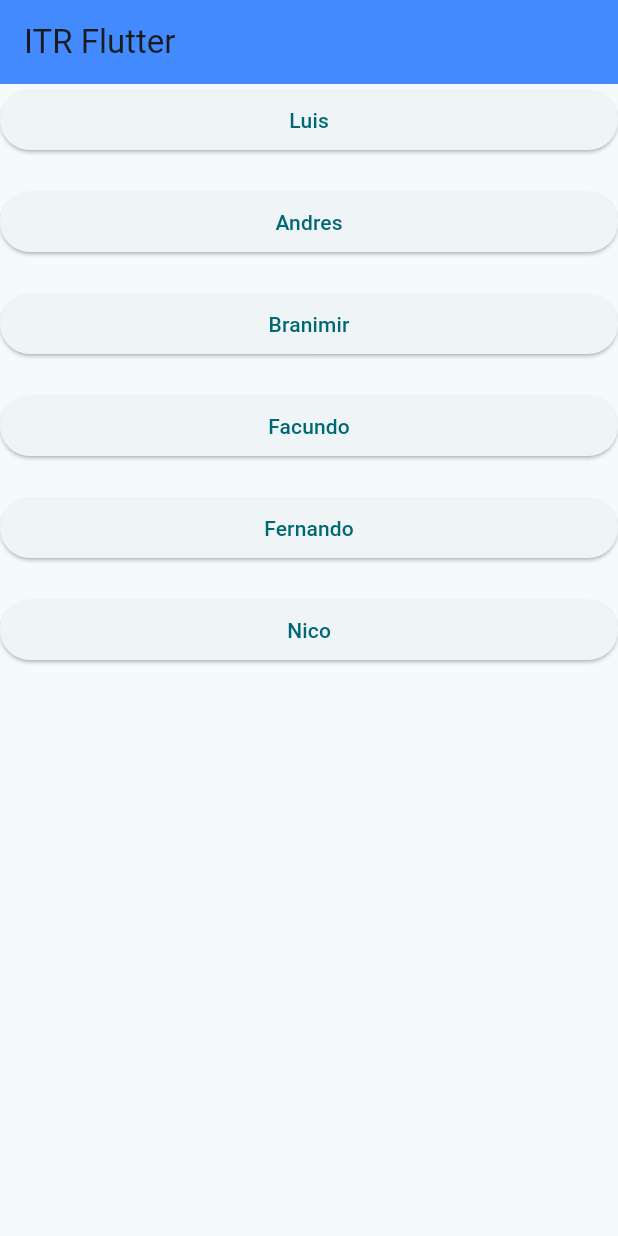
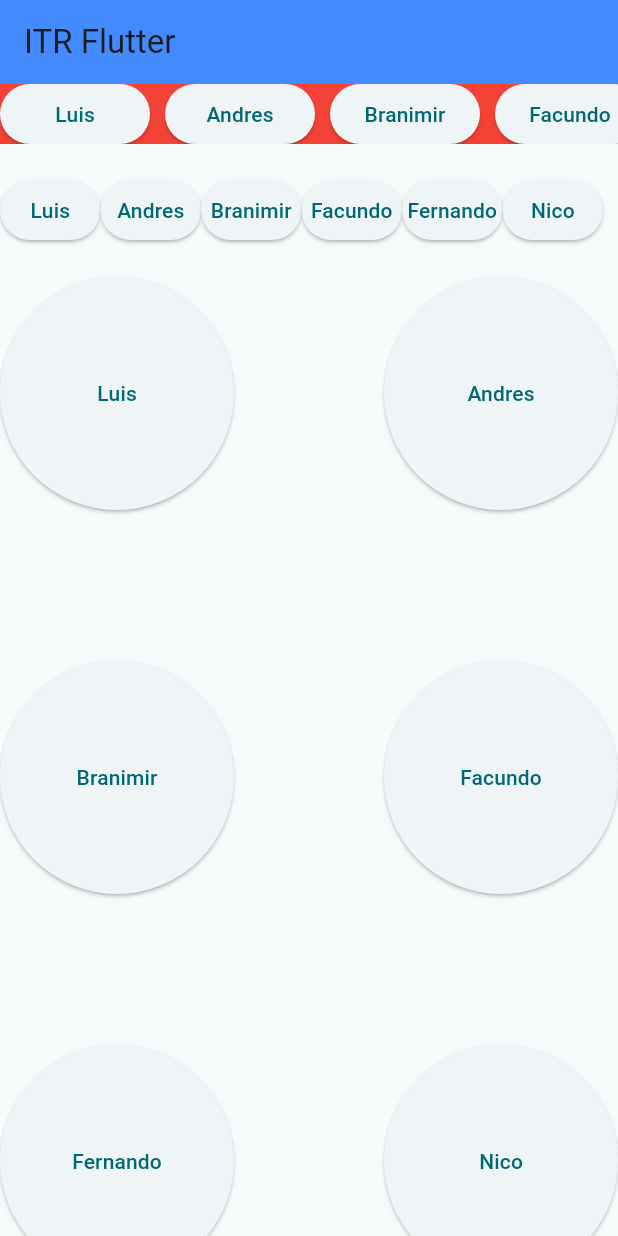
Before and after one commit to maujpok/itr-flutter-course, a Flutter app: the screen it shows after launch, on a phone screen of 412 x 824 dp. Run offline on Flutter 3.47's test engine with Material 3 defaults, Android fonts, the phone set to English and light mode, and no system bars.

Commit message:
list view + custom button

```diff
--- /dev/null
+++ b/lib/data/static/login_students.dart
@@ -0,0 +1,23 @@
+import 'package:flutter/material.dart';
+import 'package:itr_course_app/homework/Andres_Conde/login_screen.dart';
+import 'package:itr_course_app/homework/facundo_pineda/login_screen.dart';
+import 'package:itr_course_app/homework/fazzari_branimir/login_screen.dart';
+import 'package:itr_course_app/homework/fernando_villegas/login_screen.dart';
+import 'package:itr_course_app/homework/luis_carrillo/login_screen.dart';
+import 'package:itr_course_app/homework/nicolas_vidable/login_screen.dart';
+
+final items = <StudentLogins>[
+  StudentLogins(name: 'Luis', loginWidget: const LoginScreenLuis()),
+  StudentLogins(name: 'Andres', loginWidget: const LoginScreenAndres()),
+  StudentLogins(name: 'Branimir', loginWidget: const LoginScreenBranimir()),
+  StudentLogins(name: 'Facundo', loginWidget: const LoginScreenFacu()),
+  StudentLogins(name: 'Fernando', loginWidget: const LoginScreenFernando()),
+  StudentLogins(name: 'Nico', loginWidget: const LoginScreenNico()),
+];
+
+class StudentLogins {
+  final String name;
+  final Widget loginWidget;
+
+  StudentLogins({required this.name, required this.loginWidget});
+}
--- /dev/null
+++ b/lib/ui/common/widgets/custom_button.dart
@@ -0,0 +1,33 @@
+import 'package:flutter/material.dart';
+import 'package:itr_course_app/ui/default_screen.dart';
+
+class NavigationButton extends StatelessWidget {
+  const NavigationButton({
+    super.key,
+    required this.btnTitle,
+    this.loginWidget,
+    // this.loginWidget = const DefaultScreen(),
+  });
+
+  final Widget? loginWidget;
+  final String btnTitle;
+
+  @override
+  Widget build(BuildContext context) {
+    return ElevatedButton(
+      style: ElevatedButton.styleFrom(padding: EdgeInsets.zero),
+      onPressed: () {
+        Navigator.push(
+          context,
+          MaterialPageRoute(
+            builder: (context) => loginWidget ?? const DefaultScreen(),
+          ),
+        );
+      },
+      child: Text(
+        btnTitle,
+        maxLines: 1,
+      ),
+    );
+  }
+}
--- /dev/null
+++ b/lib/ui/default_screen.dart
@@ -0,0 +1,29 @@
+import 'package:flutter/material.dart';
+
+class DefaultScreen extends StatelessWidget {
+  const DefaultScreen({super.key});
+
+  @override
+  Widget build(BuildContext context) {
+    return Scaffold(
+      appBar: AppBar(
+        title: const Text('Default Screen'),
+      ),
+      body: Center(
+        child: Column(
+          children: [
+            SizedBox(
+              height: MediaQuery.of(context).size.height * 0.50,
+              child: Image.asset('assets/images/login_example.png'),
+            ),
+            Image.network('https://www.shutterstock.com/image-vector/default-ui-image-placeholder-wireframes-600nw-1037719192.jpg'),
+            const SizedBox(
+              height: 20,
+            ),
+            const Text('This is the default screen')
+          ],
+        ),
+      ),
+    );
+  }
+}
--- a/lib/ui/home_screen.dart
+++ b/lib/ui/home_screen.dart
@@ -1,10 +1,7 @@
 import 'package:flutter/material.dart';
-import 'package:itr_course_app/homework/Andres_Conde/login_screen.dart';
-import 'package:itr_course_app/homework/facundo_pineda/login_screen.dart';
-import 'package:itr_course_app/homework/fazzari_branimir/login_screen.dart';
-import 'package:itr_course_app/homework/fernando_villegas/login_screen.dart';
-import 'package:itr_course_app/homework/luis_carrillo/login_screen.dart';
-import 'package:itr_course_app/homework/nicolas_vidable/login_screen.dart';
+import 'package:itr_course_app/data/static/login_students.dart';
+import 'package:itr_course_app/ui/common/widgets/custom_button.dart';
+import 'package:itr_course_app/ui/list_view_horizontal.dart';
 
 class HomeScreen extends StatelessWidget {
   const HomeScreen({super.key});
@@ -16,37 +13,55 @@ class HomeScreen extends StatelessWidget {
           title: const Text('ITR Flutter'),
           backgroundColor: Colors.blueAccent,
         ),
-        body: ListView.separated(
-          separatorBuilder: (context, index) => const SizedBox(height: 20),
-          itemCount: items.length,
-          shrinkWrap: true,
-          itemBuilder: (context, index) => ElevatedButton(
-            onPressed: () {
-              Navigator.push(
-                context,
-                MaterialPageRoute(
-                  builder: (context) => items[index].loginWidget,
-                ),
-              );
-            },
-            child: Text(items[index].name),
-          ),
+        body: Column(
+          mainAxisSize: MainAxisSize.min,
+          children: [
+            const ListButtonsHorizontal(),
+            const SizedBox(height: 20),
+            _buildRowWithOverflow(context),
+            const SizedBox(height: 20),
+            const GridViewLoginButtons()
+          ],
         ));
+  }
+
+  Row _buildRowWithOverflow(BuildContext context) {
+    // aca ejecuto la logica para convertir los USD a EUR
+    return Row(
+      children: items
+          .map(
+            (e) => SizedBox(
+              width: 67,
+              child: NavigationButton(
+                btnTitle: e.name,
+                loginWidget: e.loginWidget,
+              ),
+            ),
+          )
+          .toList(),
+    );
   }
 }
 
-final items = <StudentLogins>[
-  StudentLogins(name: 'Luis', loginWidget: const LoginScreenLuis()),
-  StudentLogins(name: 'Andres', loginWidget: const LoginScreenAndres()),
-  StudentLogins(name: 'Branimir', loginWidget: const LoginScreenBranimir()),
-  StudentLogins(name: 'Facundo', loginWidget: const LoginScreenFacu()),
-  StudentLogins(name: 'Fernando', loginWidget: const LoginScreenFernando()),
-  StudentLogins(name: 'Nico', loginWidget: const LoginScreenNico()),
-];
+class GridViewLoginButtons extends StatelessWidget {
+  const GridViewLoginButtons({
+    super.key,
+  });
 
-class StudentLogins {
-  final String name;
-  final Widget loginWidget;
-
-  StudentLogins({required this.name, required this.loginWidget});
+  @override
+  Widget build(BuildContext context) {
+    return Expanded(
+      child: GridView.builder(
+        gridDelegate: const SliverGridDelegateWithFixedCrossAxisCount(
+          crossAxisCount: 2,
+          crossAxisSpacing: 100,
+          mainAxisSpacing: 100,
+        ),
+        itemCount: items.length,
+        itemBuilder: (context, index) => NavigationButton(
+          btnTitle: items[index].name,
+        ),
+      ),
+    );
+  }
 }
--- /dev/null
+++ b/lib/ui/list_view_horizontal.dart
@@ -0,0 +1,29 @@
+import 'package:flutter/material.dart';
+import 'package:itr_course_app/data/static/login_students.dart';
+import 'package:itr_course_app/ui/common/widgets/custom_button.dart';
+
+class ListButtonsHorizontal extends StatelessWidget {
+  const ListButtonsHorizontal({
+    super.key,
+  });
+
+  @override
+  Widget build(BuildContext context) {
+    return Container(
+      height: 40,
+      color: Colors.red,
+      child: ListView.separated(
+        separatorBuilder: (context, index) => const SizedBox(width: 10),
+        scrollDirection: Axis.horizontal,
+        itemCount: items.length,
+        shrinkWrap: true,
+        itemBuilder: (context, index) => SizedBox(
+            width: 100,
+            child: NavigationButton(
+              btnTitle: items[index].name,
+              loginWidget: items[index].loginWidget,
+            )),
+      ),
+    );
+  }
+}
--- a/pubspec.yaml
+++ b/pubspec.yaml
@@ -59,9 +59,8 @@ flutter:
   uses-material-design: true
 
   # To add assets to your application, add an assets section, like this:
-  # assets:
-  #   - images/a_dot_burr.jpeg
-  #   - images/a_dot_ham.jpeg
+  assets:
+    - assets/images/
 
   # An image asset can refer to one or more resolution-specific "variants", see
   # https://flutter.dev/assets-and-images/#resolution-aware
```
Also changed, not shown: assets/images/login_example.png (renamed from assets/login_example.png), pubspec.lock, 2 other files.
